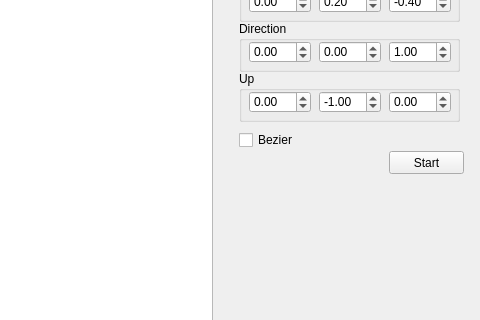
First picture: the form in mainwindow.ui, repository georgidunchev/RTBezie1, before the edit; both pictures show x 320 to 800 and y 124 to 444 of the 800 by 600 pixel window.
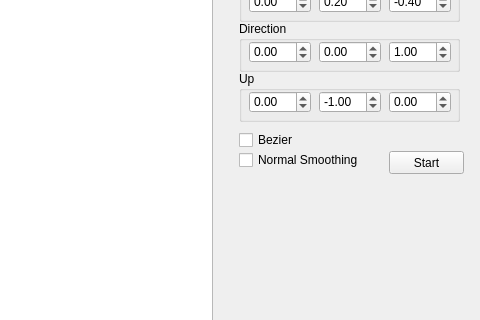
Second picture: the form after the edit.

The edit to the form file:
```diff
--- a/mainwindow.ui
+++ b/mainwindow.ui
@@ -316,6 +316,19 @@
            <string>Bezier</string>
           </property>
          </widget>
+         <widget class="QCheckBox" name="NormalSmoothingCheckBox">
+          <property name="geometry">
+           <rect>
+            <x>20</x>
+            <y>200</y>
+            <width>121</width>
+            <height>18</height>
+           </rect>
+          </property>
+          <property name="text">
+           <string>Normal Smoothing</string>
+          </property>
+         </widget>
         </widget>
         <widget class="QWidget" name="page_2">
          <property name="geometry">
```
